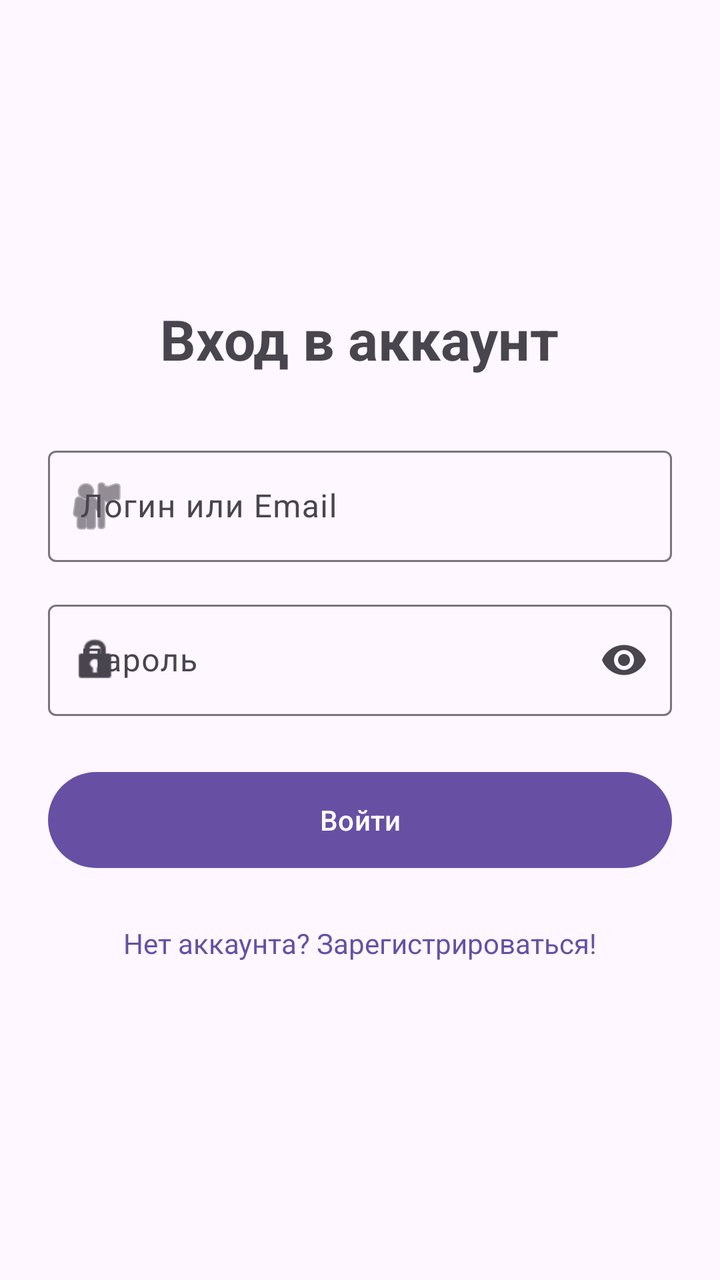
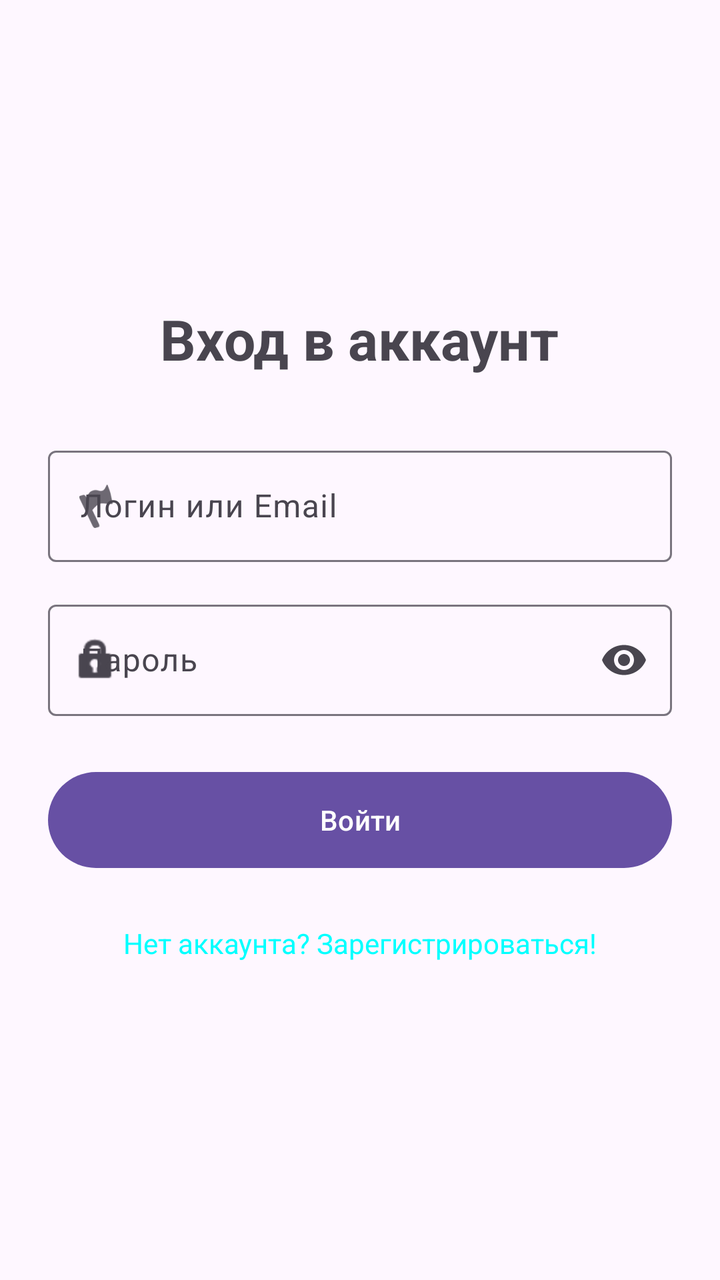

Compare the two renders of this Android layout. The source of the first and the diff that turns it into the second are given below.
<!-- AndroidManifest.xml: application theme Theme.LostFound -->
<!-- res/layout/fragment_login.xml -->
<?xml version="1.0" encoding="utf-8"?>
<LinearLayout xmlns:android="http://schemas.android.com/apk/res/android"
    xmlns:app="http://schemas.android.com/apk/res-auto"
    android:layout_width="match_parent"
    android:layout_height="match_parent"
    android:gravity="center_vertical"
    android:orientation="vertical"
    android:padding="24dp">

    <TextView
        android:layout_width="wrap_content"
        android:layout_height="wrap_content"
        android:layout_gravity="center_horizontal"
        android:layout_marginBottom="32dp"
        android:text="Вход в аккаунт"
        android:textSize="28sp"
        android:textStyle="bold" />

    <com.google.android.material.textfield.TextInputLayout
        android:id="@+id/login_input_layout"
        style="@style/Widget.Material3.TextInputLayout.OutlinedBox"
        android:layout_width="match_parent"
        android:layout_height="wrap_content"
        android:layout_marginBottom="16dp"
        android:hint="Логин или Email"
        app:startIconDrawable="@android:drawable/ic_menu_myplaces">

        <com.google.android.material.textfield.TextInputEditText
            android:id="@+id/login_input"
            android:layout_width="match_parent"
            android:layout_height="wrap_content"
            android:inputType="textEmailAddress" />
    </com.google.android.material.textfield.TextInputLayout>

    <com.google.android.material.textfield.TextInputLayout
        android:id="@+id/password_input_layout"
        style="@style/Widget.Material3.TextInputLayout.OutlinedBox"
        android:layout_width="match_parent"
        android:layout_height="wrap_content"
        android:hint="Пароль"
        app:endIconMode="password_toggle"
        app:startIconDrawable="@android:drawable/ic_lock_idle_lock">

        <com.google.android.material.textfield.TextInputEditText
            android:id="@+id/password_input"
            android:layout_width="match_parent"
            android:layout_height="wrap_content"
            android:inputType="textPassword" />
    </com.google.android.material.textfield.TextInputLayout>

    <Button
        android:id="@+id/btn_login_submit"
        android:layout_width="match_parent"
        android:layout_height="56dp"
        android:layout_marginTop="24dp"
        android:text="Войти" />

    <TextView
        android:id="@+id/tv_go_to_register"
        android:layout_width="wrap_content"
        android:layout_height="wrap_content"
        android:layout_gravity="center_horizontal"
        android:layout_marginTop="16dp"
        android:padding="8dp"
        android:text="Нет аккаунта? Зарегистрироваться!"
        android:textColor="?attr/colorPrimary" />

    
    

</LinearLayout>
<!-- resources referenced by this layout -->
<resources>
  <style name="Theme.LostFound" parent="Base.Theme.LostFound" />
  <style name="Base.Theme.LostFound" parent="Theme.Material3.DayNight.NoActionBar" />
</resources>

<!-- the commit's change to res/layout/fragment_login.xml (unified diff, before → after) -->
@@ -23,13 +23,15 @@
         android:layout_height="wrap_content"
         android:layout_marginBottom="16dp"
         android:hint="Логин или Email"
-        app:startIconDrawable="@android:drawable/ic_menu_myplaces">
+        app:startIconDrawable="@drawable/ic_flag">
 
         <com.google.android.material.textfield.TextInputEditText
             android:id="@+id/login_input"
             android:layout_width="match_parent"
             android:layout_height="wrap_content"
-            android:inputType="textEmailAddress" />
+            android:drawableTint="#FFFFFF"
+            android:inputType="textEmailAddress"
+            android:textColorLink="#00FFFF" />
     </com.google.android.material.textfield.TextInputLayout>
 
     <com.google.android.material.textfield.TextInputLayout
@@ -53,7 +55,8 @@
         android:layout_width="match_parent"
         android:layout_height="56dp"
         android:layout_marginTop="24dp"
-        android:text="Войти" />
+        android:text="Войти"
+        android:textColorLink="#00ffff" />
 
     <TextView
         android:id="@+id/tv_go_to_register"
@@ -63,7 +66,7 @@
         android:layout_marginTop="16dp"
         android:padding="8dp"
         android:text="Нет аккаунта? Зарегистрироваться!"
-        android:textColor="?attr/colorPrimary" />
+        android:textColor="#00ffff" />
 
     
     
<!-- resource entries referenced after the edit -->
@@ -1,5 +1,6 @@
 <!-- resources referenced by this layout -->
 <resources>
+  <!-- drawable ic_flag: png bitmap (drawable-hdpi, 605 bytes) -->
   <style name="Theme.LostFound" parent="Base.Theme.LostFound" />
   <style name="Base.Theme.LostFound" parent="Theme.Material3.DayNight.NoActionBar" />
 </resources>
